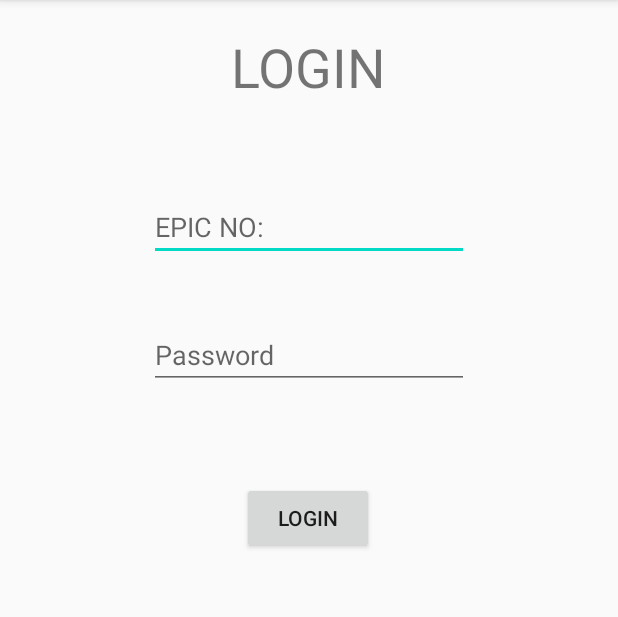
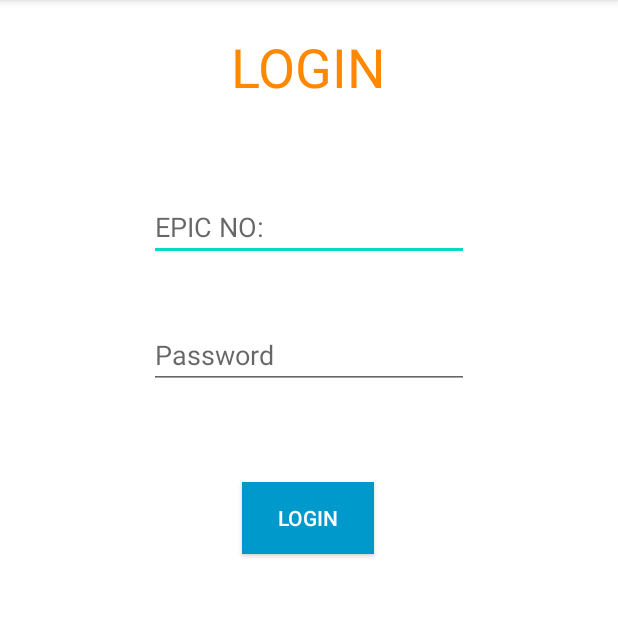
Before and after one commit to ABHISHEK4227/votingApp, an Android app: the screen it shows after launch (MainActivity), after a tap on "LOGIN", on a phone screen of 412 x 824 dp, the part 84-701 px from its top. Run offline under Robolectric (Android 15) with nearby library versions, the phone set to English and light mode, and no system bars.

Commit message:
Server Updated

```diff
--- a/app/src/main/java/com/example/votingapp/Connect.java
+++ b/app/src/main/java/com/example/votingapp/Connect.java
@@ -3,6 +3,6 @@ package com.example.votingapp;
 import android.app.Application;
 
 public class Connect extends Application {
-    public static String IP = "192.168.0.110";
+    public static String IP = "192.168.0.111";
     public static int port = 9000;
 }
--- a/app/src/main/java/com/example/votingapp/UploadToServer.java
+++ b/app/src/main/java/com/example/votingapp/UploadToServer.java
@@ -45,7 +45,7 @@ public class UploadToServer extends AppCompatActivity {
         nextB.setEnabled(false);
 
         UploadToServer.ElectionDB ob = new UploadToServer.ElectionDB();
-        ob.execute(voter.getEpic_no()+"$"+partyID);
+        ob.execute(voter.getEpic_no()+" "+partyID);
     }
 
 
@@ -123,6 +123,7 @@ public class UploadToServer extends AppCompatActivity {
                     }
                 }
             });
+            if(flag==1)
             updatedUIOnSuccess();
         }
     }
--- a/app/src/main/java/com/example/votingapp/WriteToChip.java
+++ b/app/src/main/java/com/example/votingapp/WriteToChip.java
@@ -25,7 +25,7 @@ public class WriteToChip extends AppCompatActivity {
         partyID = g.getIntExtra("PARTYID",9);
 
         //DIRECTLY GOING TO UPLOADTOSERVER
-//        goToUploadToServer();
+          goToUploadToServer();
 
         // Populate this string with the vote you want to save
         String vote="Arnab";
@@ -42,7 +42,7 @@ public class WriteToChip extends AppCompatActivity {
                 f.close();
             }
             else {
-                System.out.println("Didn't work!");
+                Toast.makeText(this,"Write To Chip Failed",Toast.LENGTH_LONG).show();
             }
 
         }catch(Exception e)
--- a/app/src/main/res/layout/activity_cast_vote.xml
+++ b/app/src/main/res/layout/activity_cast_vote.xml
@@ -80,11 +80,13 @@
             android:id="@+id/confirmVoteButton"
             android:layout_width="wrap_content"
             android:layout_height="wrap_content"
+            android:background="@android:color/holo_blue_dark"
             android:text="@string/confirm"
+            android:textColor="@color/cardview_light_background"
             app:layout_constraintBottom_toBottomOf="parent"
-        app:layout_constraintTop_toBottomOf="@+id/radiogroup_vote"
+            app:layout_constraintLeft_toLeftOf="parent"
             app:layout_constraintRight_toRightOf="parent"
-        app:layout_constraintLeft_toLeftOf="parent"/>
+            app:layout_constraintTop_toBottomOf="@+id/radiogroup_vote" />
 
 
     </androidx.constraintlayout.widget.ConstraintLayout>
--- a/app/src/main/res/layout/activity_confirm_vote.xml
+++ b/app/src/main/res/layout/activity_confirm_vote.xml
@@ -11,6 +11,7 @@
         android:layout_width="wrap_content"
         android:layout_height="wrap_content"
         android:text="@string/confirm_vote"
+        android:textColor="@android:color/holo_orange_dark"
         app:layout_constraintEnd_toEndOf="parent"
         app:layout_constraintStart_toStartOf="parent"
         app:layout_constraintTop_toTopOf="parent" />
--- a/app/src/main/res/layout/activity_main.xml
+++ b/app/src/main/res/layout/activity_main.xml
@@ -4,6 +4,7 @@
     xmlns:tools="http://schemas.android.com/tools"
     android:layout_width="match_parent"
     android:layout_height="match_parent"
+    android:background="@android:color/background_light"
     tools:context=".MainActivity">
 
     <TextView
@@ -11,12 +12,13 @@
         android:layout_width="wrap_content"
         android:layout_height="wrap_content"
         android:layout_marginTop="20dp"
+        android:background="@android:color/background_light"
         android:text="@string/login"
+        android:textColor="@android:color/holo_orange_dark"
         android:textSize="36sp"
-        app:layout_constraintTop_toTopOf="parent"
         app:layout_constraintLeft_toLeftOf="parent"
         app:layout_constraintRight_toRightOf="parent"
-        />
+        app:layout_constraintTop_toTopOf="parent" />
 
     <EditText
         android:id="@+id/epic"
@@ -49,7 +51,9 @@
         android:layout_width="wrap_content"
         android:layout_height="wrap_content"
         android:layout_marginTop="40dp"
+        android:background="@android:color/holo_blue_dark"
         android:text="LOGIN"
+        android:textColor="@color/cardview_light_background"
         app:layout_constraintBottom_toBottomOf="parent"
         app:layout_constraintEnd_toEndOf="parent"
         app:layout_constraintHorizontal_bias="0.498"
--- a/app/src/main/res/layout/activity_upload_to_server.xml
+++ b/app/src/main/res/layout/activity_upload_to_server.xml
@@ -5,11 +5,13 @@
     android:layout_width="match_parent"
     android:layout_height="match_parent"
     tools:context=".UploadToServer">
+
     <TextView
         android:id="@+id/upload2"
         android:layout_width="wrap_content"
         android:layout_height="wrap_content"
         android:text="Upload the Vote"
+        android:textColor="@android:color/holo_orange_dark"
         android:textSize="36sp"
         app:layout_constraintBottom_toBottomOf="parent"
         app:layout_constraintEnd_toEndOf="parent"
@@ -49,7 +51,9 @@
         android:id="@+id/viewButton"
         android:layout_width="wrap_content"
         android:layout_height="wrap_content"
+        android:background="@android:color/holo_blue_dark"
         android:text="View Vote"
+        android:textColor="@color/cardview_light_background"
         app:layout_constraintBottom_toBottomOf="parent"
         app:layout_constraintEnd_toEndOf="parent"
         app:layout_constraintStart_toStartOf="parent"
--- a/app/src/main/res/layout/activity_verify_vote.xml
+++ b/app/src/main/res/layout/activity_verify_vote.xml
@@ -17,6 +17,7 @@
             android:layout_height="wrap_content"
             android:layout_marginTop="20dp"
             android:text="@string/verify_vote"
+            android:textColor="@android:color/holo_orange_dark"
             android:textSize="36sp"
             app:layout_constraintEnd_toEndOf="parent"
             app:layout_constraintStart_toStartOf="parent"
@@ -84,7 +85,9 @@
             android:id="@+id/buttonUnknown"
             android:layout_width="wrap_content"
             android:layout_height="wrap_content"
+            android:background="@android:color/holo_blue_dark"
             android:text="Logout"
+            android:textColor="@color/cardview_light_background"
             android:textSize="18sp"
             app:layout_constraintBottom_toBottomOf="parent"
             app:layout_constraintEnd_toEndOf="parent"
--- a/app/src/main/res/layout/activity_write_to_chip.xml
+++ b/app/src/main/res/layout/activity_write_to_chip.xml
@@ -12,11 +12,11 @@
         android:layout_height="wrap_content"
         android:layout_marginTop="20dp"
         android:text="WRITE TO CHIP"
+        android:textColor="@android:color/holo_orange_dark"
         android:textSize="36sp"
         app:layout_constraintEnd_toEndOf="parent"
         app:layout_constraintStart_toStartOf="parent"
-        app:layout_constraintTop_toTopOf="parent"
-        />
+        app:layout_constraintTop_toTopOf="parent" />
 
     <TextView
         android:id="@+id/infoWriteToChip"
```
Also changed, not shown: app/src/main/res/layout/activity_facial_recognition.xml (+6 -1 lines), app/src/main/res/layout/activity_voter_details.xml (+11 -7 lines), app/src/main/res/layout/activity_welcome_page.xml (+7 -3 lines), 2 other files. Lines whose indentation alone changed are shown as unchanged.
